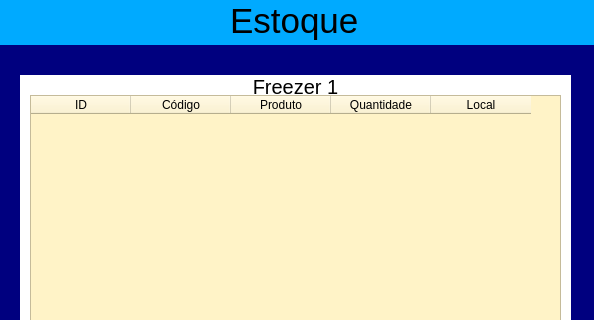
Above: freezer_1.ui from samuelgarca/controleestoquepyqt5 before the change; both pictures show x 0 to 594 and y 0 to 320 of the 594 by 592 pixel window. Below: the same form after it.
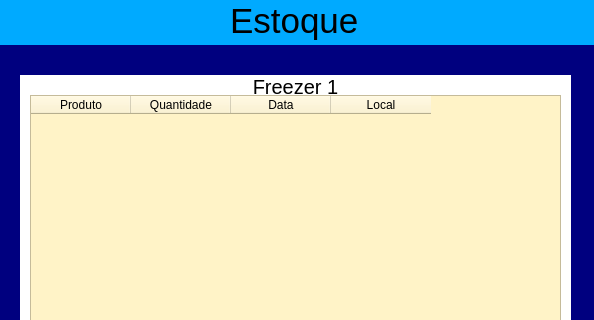
That is the form after the change.

The edit to the form file:
```diff
--- a/freezer_1.ui
+++ b/freezer_1.ui
@@ -191,16 +191,6 @@
        <property name="styleSheet">
         <string notr="true">background-color: rgb(255, 243, 199);</string>
        </property>
-       <column>
-        <property name="text">
-         <string>ID</string>
-        </property>
-       </column>
-       <column>
-        <property name="text">
-         <string>Código</string>
-        </property>
-       </column>
        <column>
         <property name="text">
          <string>Produto</string>
@@ -211,6 +201,11 @@
          <string>Quantidade</string>
         </property>
        </column>
+       <column>
+        <property name="text">
+         <string>Data</string>
+        </property>
+       </column>
        <column>
         <property name="text">
          <string>Local</string>
```
